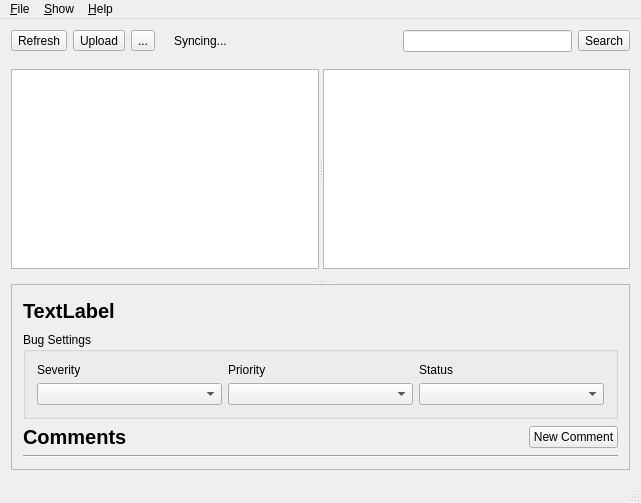
Old version of the form MainWindow.ui in the repository Entomologist/entomologist.
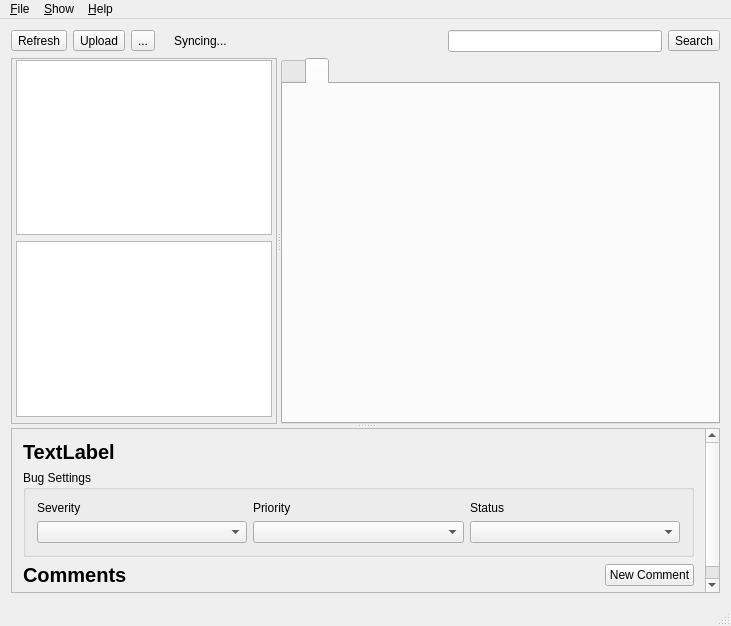
New version of the form. Icons and pictures are not drawn. Custom widgets are drawn as their Qt base class.

The edit to the form file:
```diff
--- a/MainWindow.ui
+++ b/MainWindow.ui
@@ -6,8 +6,8 @@
    <rect>
     <x>0</x>
     <y>0</y>
-    <width>641</width>
-    <height>503</height>
+    <width>731</width>
+    <height>626</height>
    </rect>
   </property>
   <property name="windowTitle">
@@ -183,129 +183,130 @@
     </item>
     <item>
      <widget class="QSplitter" name="splitter_2">
-      <property name="frameShape">
-       <enum>QFrame::NoFrame</enum>
-      </property>
-      <property name="frameShadow">
-       <enum>QFrame::Plain</enum>
-      </property>
-      <property name="lineWidth">
-       <number>0</number>
-      </property>
       <property name="orientation">
        <enum>Qt::Vertical</enum>
       </property>
-      <property name="childrenCollapsible">
-       <bool>false</bool>
-      </property>
-      <widget class="QScrollArea" name="bugTrackerScrollArea">
-       <property name="statusTip">
-        <string/>
+      <widget class="QSplitter" name="splitter">
+       <property name="sizePolicy">
+        <sizepolicy hsizetype="Expanding" vsizetype="Expanding">
+         <horstretch>0</horstretch>
+         <verstretch>0</verstretch>
+        </sizepolicy>
        </property>
-       <property name="frameShape">
-        <enum>QFrame::NoFrame</enum>
+       <property name="orientation">
+        <enum>Qt::Horizontal</enum>
        </property>
-       <property name="frameShadow">
-        <enum>QFrame::Plain</enum>
-       </property>
-       <property name="widgetResizable">
-        <bool>true</bool>
-       </property>
-       <widget class="QWidget" name="scrollAreaWidgetContents">
-        <property name="geometry">
-         <rect>
-          <x>0</x>
-          <y>0</y>
-          <width>633</width>
-          <height>191</height>
-         </rect>
+       <widget class="QFrame" name="trackstatsFrame">
+        <property name="sizePolicy">
+         <sizepolicy hsizetype="MinimumExpanding" vsizetype="MinimumExpanding">
+          <horstretch>0</horstretch>
+          <verstretch>0</verstretch>
+         </sizepolicy>
+        </property>
+        <property name="frameShape">
+         <enum>QFrame::StyledPanel</enum>
+        </property>
+        <property name="frameShadow">
+         <enum>QFrame::Raised</enum>
+        </property>
+        <property name="lineWidth">
+         <number>1</number>
         </property>
         <layout class="QVBoxLayout" name="verticalLayout_2">
+         <property name="sizeConstraint">
+          <enum>QLayout::SetMinAndMaxSize</enum>
+         </property>
          <property name="leftMargin">
-          <number>0</number>
+          <number>4</number>
+         </property>
+         <property name="topMargin">
+          <number>1</number>
          </property>
          <property name="rightMargin">
-          <number>0</number>
+          <number>4</number>
          </property>
+         <property name="bottomMargin">
+          <number>6</number>
+         </property>
          <item>
-          <widget class="QSplitter" name="splitter">
-           <property name="orientation">
-            <enum>Qt::Horizontal</enum>
+          <widget class="QListWidget" name="statsList">
+           <property name="sizePolicy">
+            <sizepolicy hsizetype="Expanding" vsizetype="Expanding">
+             <horstretch>0</horstretch>
+             <verstretch>0</verstretch>
+            </sizepolicy>
            </property>
-           <property name="childrenCollapsible">
+          </widget>
+         </item>
+         <item>
+          <widget class="QListWidget" name="trackerList">
+           <property name="sizePolicy">
+            <sizepolicy hsizetype="Expanding" vsizetype="Expanding">
+             <horstretch>0</horstretch>
+             <verstretch>0</verstretch>
+            </sizepolicy>
+           </property>
+           <property name="statusTip">
+            <string>Ticking the boxes changes the tracker selection</string>
+           </property>
+           <property name="editTriggers">
+            <set>QAbstractItemView::NoEditTriggers</set>
+           </property>
+           <property name="showDropIndicator" stdset="0">
             <bool>false</bool>
            </property>
-           <widget class="QListWidget" name="trackerList">
-            <property name="statusTip">
-             <string>Ticking the boxes changes the tracker selection</string>
-            </property>
-            <property name="editTriggers">
-             <set>QAbstractItemView::NoEditTriggers</set>
-            </property>
-            <property name="showDropIndicator" stdset="0">
-             <bool>false</bool>
-            </property>
-            <property name="alternatingRowColors">
-             <bool>false</bool>
-            </property>
-            <property name="selectionMode">
-             <enum>QAbstractItemView::NoSelection</enum>
-            </property>
-            <property name="selectionBehavior">
-             <enum>QAbstractItemView::SelectRows</enum>
-            </property>
-           </widget>
-           <widget class="QTableView" name="bugTable">
-            <property name="statusTip">
-             <string/>
-            </property>
-            <property name="editTriggers">
-             <set>QAbstractItemView::NoEditTriggers</set>
-            </property>
-            <property name="showDropIndicator" stdset="0">
-             <bool>false</bool>
-            </property>
-            <property name="dragDropOverwriteMode">
-             <bool>false</bool>
-            </property>
-            <property name="alternatingRowColors">
-             <bool>true</bool>
-            </property>
-            <property name="selectionMode">
-             <enum>QAbstractItemView::SingleSelection</enum>
-            </property>
-            <property name="selectionBehavior">
-             <enum>QAbstractItemView::SelectRows</enum>
-            </property>
-            <property name="gridStyle">
-             <enum>Qt::DotLine</enum>
-            </property>
-            <property name="sortingEnabled">
-             <bool>true</bool>
-            </property>
-            <attribute name="horizontalHeaderCascadingSectionResizes">
-             <bool>true</bool>
-            </attribute>
-            <attribute name="horizontalHeaderStretchLastSection">
-             <bool>true</bool>
-            </attribute>
-            <attribute name="verticalHeaderVisible">
-             <bool>false</bool>
-            </attribute>
-            <attribute name="verticalHeaderHighlightSections">
-             <bool>false</bool>
-            </attribute>
-            <attribute name="verticalHeaderShowSortIndicator" stdset="0">
-             <bool>false</bool>
-            </attribute>
-            <attribute name="verticalHeaderStretchLastSection">
-             <bool>false</bool>
-            </attribute>
-           </widget>
+           <property name="alternatingRowColors">
+            <bool>false</bool>
+           </property>
+           <property name="selectionMode">
+            <enum>QAbstractItemView::NoSelection</enum>
+           </property>
+           <property name="selectionBehavior">
+            <enum>QAbstractItemView::SelectRows</enum>
+           </property>
           </widget>
          </item>
         </layout>
        </widget>
+       <widget class="QTabWidget" name="trackerTab">
+        <property name="sizePolicy">
+         <sizepolicy hsizetype="Expanding" vsizetype="Expanding">
+          <horstretch>6</horstretch>
+          <verstretch>0</verstretch>
+         </sizepolicy>
+        </property>
+        <property name="focusPolicy">
+         <enum>Qt::TabFocus</enum>
+        </property>
+        <property name="accessibleName">
+         <string>trackerTab</string>
+        </property>
+        <property name="currentIndex">
+         <number>1</number>
+        </property>
+        <property name="elideMode">
+         <enum>Qt::ElideLeft</enum>
+        </property>
+        <property name="documentMode">
+         <bool>false</bool>
+        </property>
+        <property name="tabsClosable">
+         <bool>false</bool>
+        </property>
+        <property name="movable">
+         <bool>false</bool>
+        </property>
+        <widget class="QWidget" name="widget">
+         <attribute name="title">
+          <string/>
+         </attribute>
+        </widget>
+        <widget class="QWidget" name="tab_2">
+         <attribute name="title">
+          <string/>
+         </attribute>
+        </widget>
+       </widget>
       </widget>
       <widget class="QScrollArea" name="detailsScrollArea">
        <property name="frameShape">
@@ -322,8 +323,8 @@
          <rect>
           <x>0</x>
           <y>0</y>
-          <width>612</width>
-          <height>158</height>
+          <width>690</width>
+          <height>214</height>
          </rect>
         </property>
         <layout class="QVBoxLayout" name="verticalLayout_3">
@@ -460,8 +461,8 @@
     <rect>
      <x>0</x>
      <y>0</y>
-     <width>641</width>
-     <height>20</height>
+     <width>731</width>
+     <height>22</height>
     </rect>
    </property>
    <widget class="QMenu" name="menu_Help">
```
Left out of the diff: 3 changed lines with no effect on the pictures.
